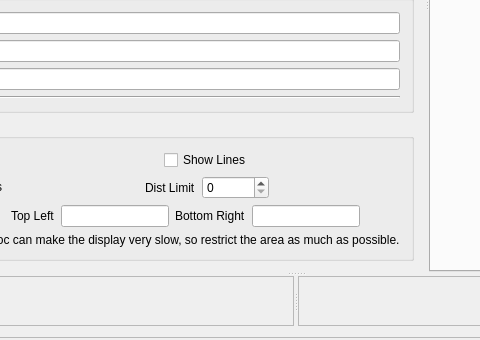
Qt form mqt/MqtMonitor/MonitorMain.ui (Rsclub22/Minos2-Mirror) before a commit; both pictures show x 118 to 598 and y 287 to 627 of the 827 by 627 pixel window.
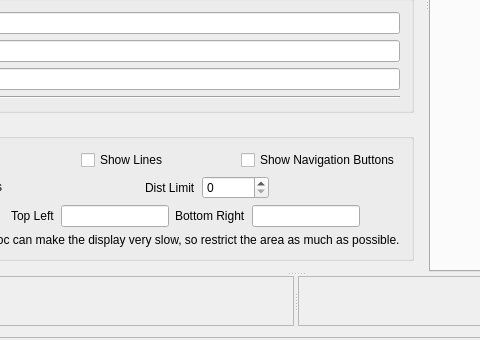
The same form after that commit. Custom widgets are drawn as their Qt base class.

Commit message: QSO Map navigation buttons

```diff
--- a/mqt/MqtMonitor/MonitorMain.ui
+++ b/mqt/MqtMonitor/MonitorMain.ui
@@ -155,6 +155,13 @@
                    </property>
                   </widget>
                  </item>
+                 <item>
+                  <widget class="QCheckBox" name="showNav">
+                   <property name="text">
+                    <string>Show Navigation Buttons</string>
+                   </property>
+                  </widget>
+                 </item>
                  <item>
                   <layout class="QHBoxLayout" name="horizontalLayout_6"/>
                  </item>
```
The commit also changes 14 other files.
